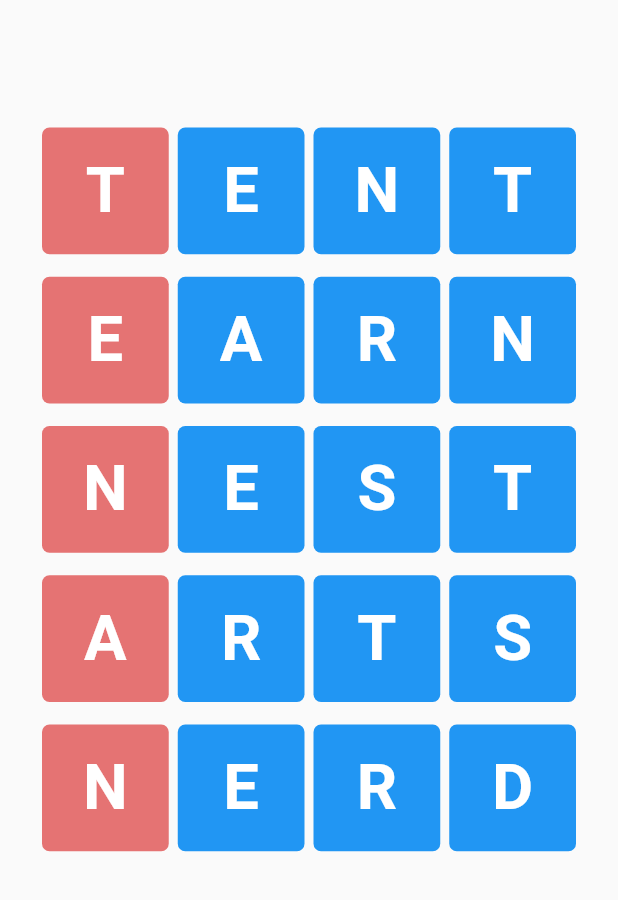
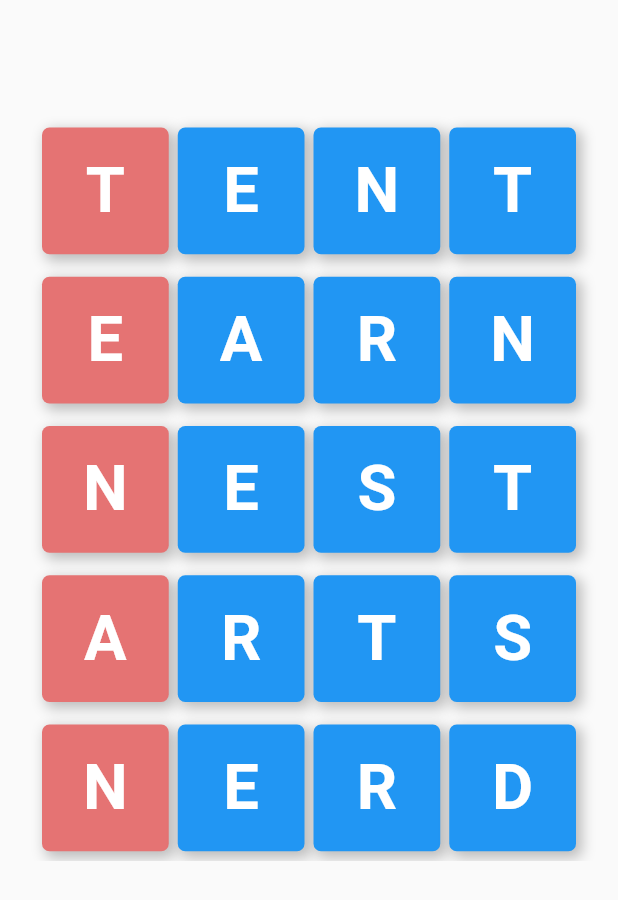
Before and after one commit to DarkBones/crossword, a Flutter app: the screen it shows after launch, on a phone screen of 412 x 824 dp. Shown: the top 900 px of the screen. Run offline on Flutter 3.47's test engine with Material 2 defaults, Android fonts, the phone set to English and light mode, and no system bars.

Commit message:
Style changes

```diff
--- a/lib/src/widgets/puzzle_cell.dart
+++ b/lib/src/widgets/puzzle_cell.dart
@@ -24,6 +24,14 @@ class PuzzleCell extends StatelessWidget {
           Radius.circular(5.0),
         ),
         color: getColor(),
+        boxShadow: [
+          BoxShadow(
+            color: Colors.black.withOpacity(0.25),
+            spreadRadius: 1,
+            blurRadius: 7,
+            offset: Offset(3, 3),
+          ),
+        ],
       ),
       child: Center(
         child: Text(
```
